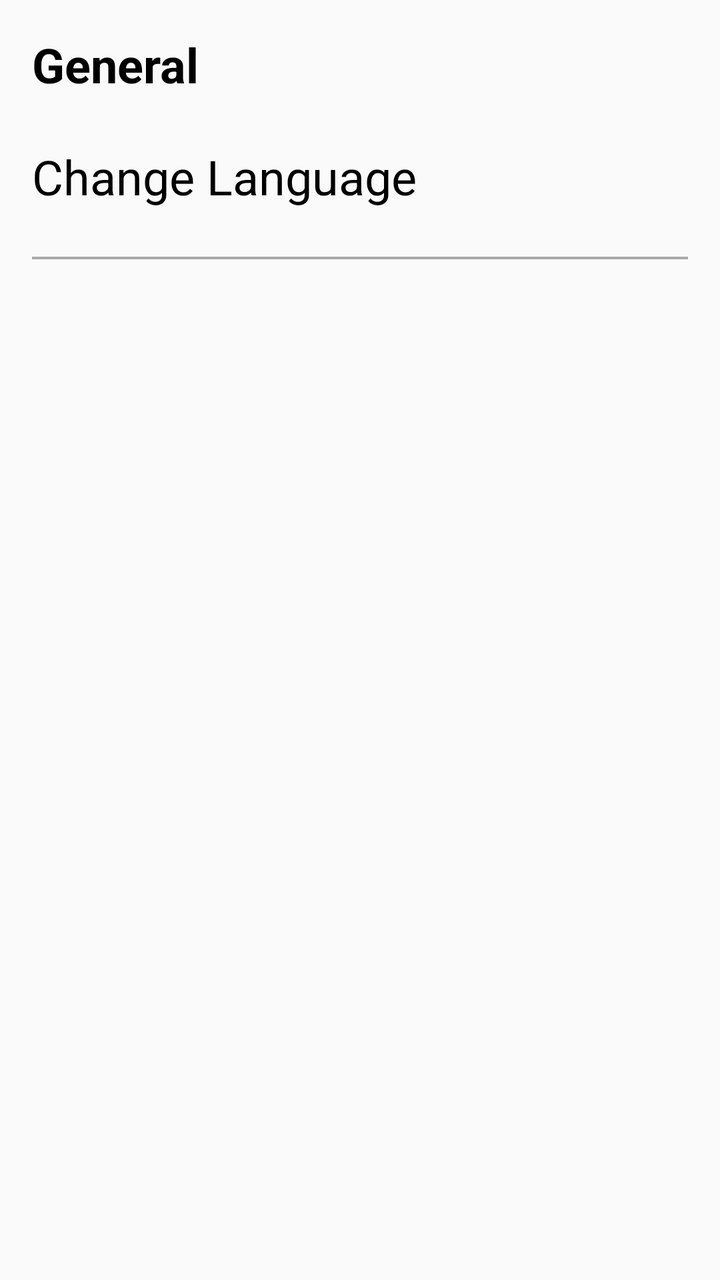
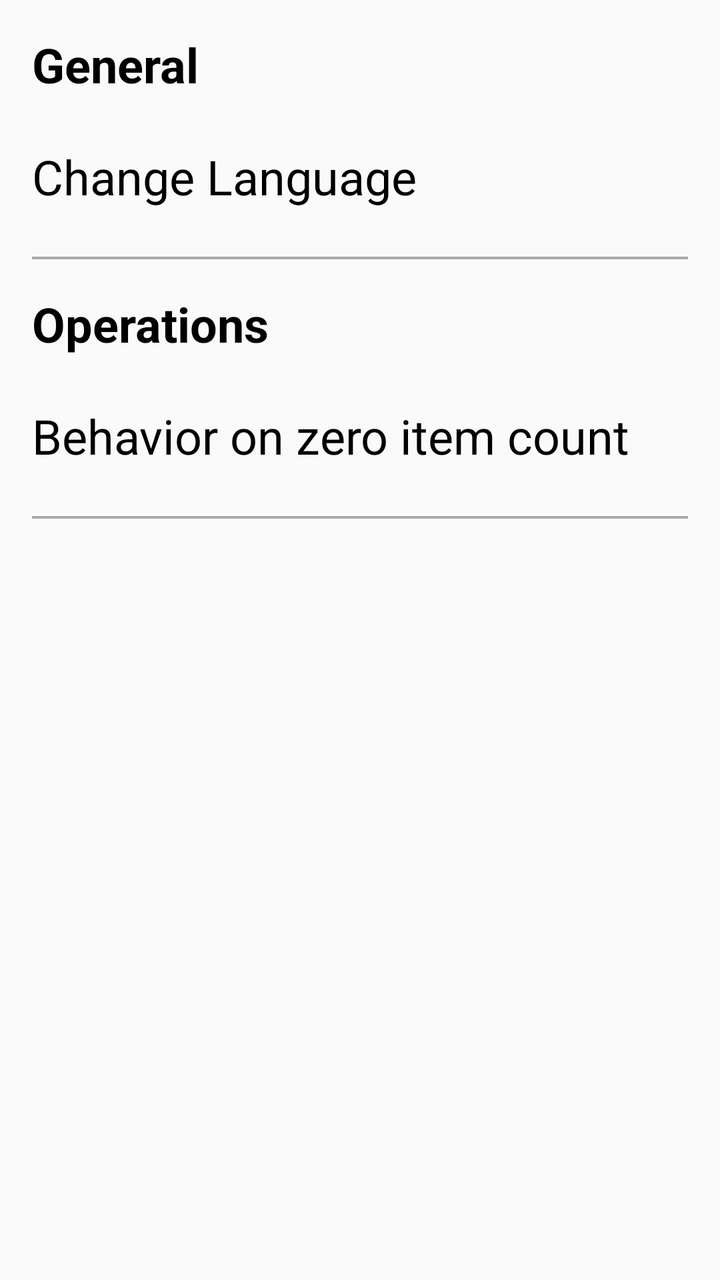

Two renders of the same Android screen: before a commit and after it. Below are the layout's source before the change and the commit's diff.
<!-- AndroidManifest.xml: application theme Theme.PlainContainers -->
<!-- res/layout/fragment_settings.xml -->
<?xml version="1.0" encoding="utf-8"?>
<ScrollView xmlns:android="http://schemas.android.com/apk/res/android"
    android:layout_width="match_parent"
    android:layout_height="match_parent"
    android:padding="@dimen/viewPadding">

    <LinearLayout
        android:layout_width="match_parent"
        android:layout_height="wrap_content"
        android:orientation="vertical"
        android:showDividers="middle"
        android:divider="@drawable/empty_divider">

        <TextView
            android:layout_width="match_parent"
            android:layout_height="wrap_content"
            android:text="@string/settings_general_title"
            android:textAppearance="@style/Widget.PlainContainers.Text.Title.Bold"
        />

        <Button
            android:id="@+id/btnSettingsLanguage"
            android:layout_width="match_parent"
            android:layout_height="wrap_content"
            android:background="@color/button_background_default"
            android:text="@string/settings_general_language"
            android:textAppearance="@style/Widget.PlainContainers.Text.Button"
            android:gravity="start|center"
            android:padding="0dp"
        />

        <View
            android:layout_width="wrap_content"
            android:layout_height="@dimen/horizontalBarHeight"
            android:background="@color/lightgray"
        />

    </LinearLayout>

</ScrollView>
<!-- resources referenced by this layout -->
<resources>
  <color name="lightgray">#AAA</color>
  <dimen name="horizontalBarHeight">4px</dimen>
  <dimen name="viewPadding">16dp</dimen>
  <!-- drawable empty_divider (drawable) -->
  <?xml version="1.0" encoding="utf-8"?>
  <shape xmlns:android="http://schemas.android.com/apk/res/android">
      <size
          android:width="0dp"
          android:height="@dimen/emptyDividerHeight" />
  </shape>
  <string name="settings_general_language">Change Language</string>
  <string name="settings_general_title">General</string>
  <style name="Widget.PlainContainers.Text.Button" parent="Theme.PlainContainers">
          <item name="android:textSize">@dimen/fontSizeBtnLarge</item>
          <item name="android:textColor">@color/textColorButton</item>
          <item name="textAllCaps">false</item>
      </style>
  <style name="Widget.PlainContainers.Text.Title.Bold" parent="Widget.PlainContainers.Text.Title">
          <item name="android:textStyle">bold</item>
      </style>
  <style name="Theme.PlainContainers" parent="Theme.AppCompat.Light.NoActionBar">
          <item name="android:windowTranslucentStatus">true</item>
      </style>
  <dimen name="emptyDividerHeight">16dp</dimen>
  <dimen name="fontSizeBtnLarge">24sp</dimen>
  <color name="textColorButton">@color/black</color>
  <style name="Widget.PlainContainers.Text.Title" parent="Theme.PlainContainers">
          <item name="android:textSize">@dimen/fontSizeTitle</item>
          <item name="android:textColor">@color/textColorTitle</item>
      </style>
  <color name="black">#FF000000</color>
  <dimen name="fontSizeTitle">24sp</dimen>
  <color name="textColorTitle">@color/black</color>
</resources>

<!-- the commit's change to res/layout/fragment_settings.xml (unified diff, before → after) -->
@@ -35,6 +35,30 @@
             android:background="@color/lightgray"
         />
 
+        <TextView
+            android:layout_width="match_parent"
+            android:layout_height="wrap_content"
+            android:text="@string/settings_operations_title"
+            android:textAppearance="@style/Widget.PlainContainers.Text.Title.Bold"
+        />
+
+        <Button
+            android:id="@+id/btnChangeZeroItemCount"
+            android:layout_width="match_parent"
+            android:layout_height="wrap_content"
+            android:background="@color/button_background_default"
+            android:text="@string/settings_operations_item_count_zero"
+            android:textAppearance="@style/Widget.PlainContainers.Text.Button"
+            android:gravity="start|center"
+            android:padding="0dp"
+        />
+
+        <View
+            android:layout_width="wrap_content"
+            android:layout_height="@dimen/horizontalBarHeight"
+            android:background="@color/lightgray"
+        />
+
     </LinearLayout>
 
 </ScrollView>
<!-- resource entries referenced after the edit -->
@@ -12,6 +12,8 @@
   </shape>
   <string name="settings_general_language">Change Language</string>
   <string name="settings_general_title">General</string>
+  <string name="settings_operations_item_count_zero">Behavior on zero item count</string>
+  <string name="settings_operations_title">Operations</string>
   <style name="Widget.PlainContainers.Text.Button" parent="Theme.PlainContainers">
           <item name="android:textSize">@dimen/fontSizeBtnLarge</item>
           <item name="android:textColor">@color/textColorButton</item>
